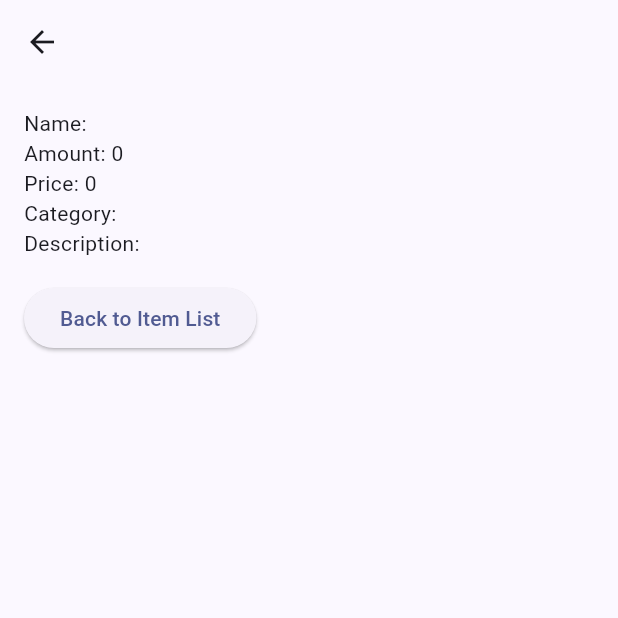
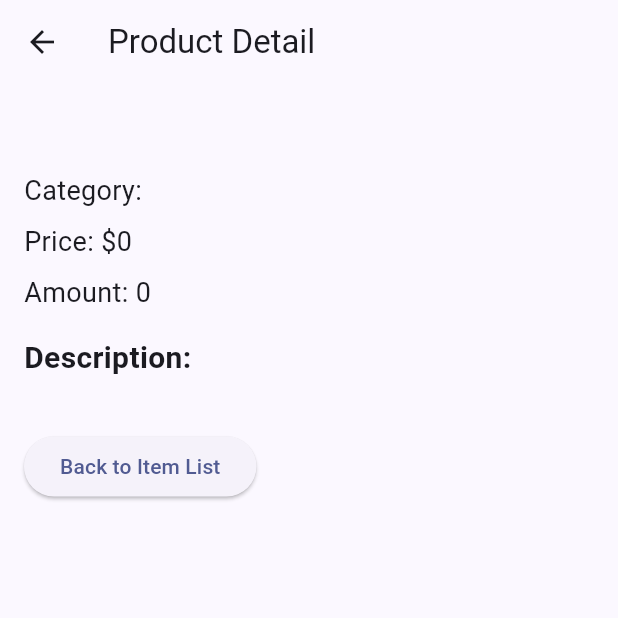
Before and after one commit to dienzahraaa/circle_d_mobile, a Flutter app: the ProductDetailPage screen opened directly with empty values, on a phone screen of 412 x 824 dp, the top half of it. Run offline on Flutter 3.47's test engine with Material 2 defaults, Android fonts, the light colour scheme and no system bars; missing offline and left inert: pbp_django_auth.

Commit message:
menyelesaikan tugas

```diff
--- a/lib/screens/detail_information.dart
+++ b/lib/screens/detail_information.dart
@@ -1,7 +1,7 @@
 // ignore_for_file: unnecessary_string_interpolations, prefer_const_constructors
 
 import 'package:flutter/material.dart';
-import 'package:circle_d/models/Product.dart';
+import 'package:circle_d/models/product.dart';
 import 'package:circle_d/screens/show_item.dart';
 import 'package:circle_d/widgets/left_drawer.dart';
 import 'package:flutter/material.dart';
@@ -9,26 +9,56 @@ import 'package:flutter/material.dart';
 
 
 class ProductDetailPage extends StatelessWidget {
-  final Product item;
+  final Product product;
 
-  ProductDetailPage({required this.item});
+  const ProductDetailPage({Key? key, required this.product}) : super(key: key);
 
   @override
   Widget build(BuildContext context) {
     return Scaffold(
-      appBar: AppBar(title: Text(item.fields.name)),
+      appBar: AppBar(
+        title: Text('Product Detail'),
+      ),
       body: Padding(
-        padding: const EdgeInsets.all(16.0),
+        padding: EdgeInsets.all(16.0),
         child: Column(
           crossAxisAlignment: CrossAxisAlignment.start,
           children: [
-            Text('Name: ${item.fields.name}'),
-            Text('Amount: ${item.fields.amount}'),
-            Text('Price: ${item.fields.price}'),
-            Text('Category: ${item.fields.category}'),
-            Text('Description: ${item.fields.description}'),
-            // Add other attributes
+            Text(
+              product.fields.name,
+              style: TextStyle(
+                fontSize: 24,
+                fontWeight: FontWeight.bold,
+              ),
+            ),
+            SizedBox(height: 8),
+            Text(
+              'Category: ${product.fields.category}',
+              style: TextStyle(fontSize: 18),
+            ),
+            SizedBox(height: 8),
+            Text(
+              'Price: \$${product.fields.price}',
+              style: TextStyle(fontSize: 18),
+            ),
+            SizedBox(height: 8),
+            Text(
+              'Amount: ${product.fields.amount}',
+              style: TextStyle(fontSize: 18),
+            ),
             SizedBox(height: 16),
+            Text(
+              'Description:',
+              style: TextStyle(
+                fontSize: 20,
+                fontWeight: FontWeight.bold,
+              ),
+            ),
+            SizedBox(height: 8),
+            Text(
+              product.fields.description,
+              style: TextStyle(fontSize: 18),
+            ),
             ElevatedButton(
               onPressed: () {
                 // Navigate back to the item list screen
@@ -37,7 +67,9 @@ class ProductDetailPage extends StatelessWidget {
               child: Text('Back to Item List'),
             ),
           ],
+
         ),
+
       ),
     );
   }
--- a/lib/screens/register.dart
+++ b/lib/screens/register.dart
@@ -32,7 +32,7 @@ class _RegisterPageState extends State<RegisterPage> {
             gradient: LinearGradient(
                 begin: Alignment.topLeft,
                 end: Alignment.bottomRight,
-                colors: [Colors.blueGrey])),
+                colors: [Colors.white, Colors.white])),
         child: Form(
           key: _formKey,
           child: Stack(
```
Also changed, not shown: lib/screens/login.dart (+1 -13 lines), lib/screens/show_item.dart (+12 -17 lines).
